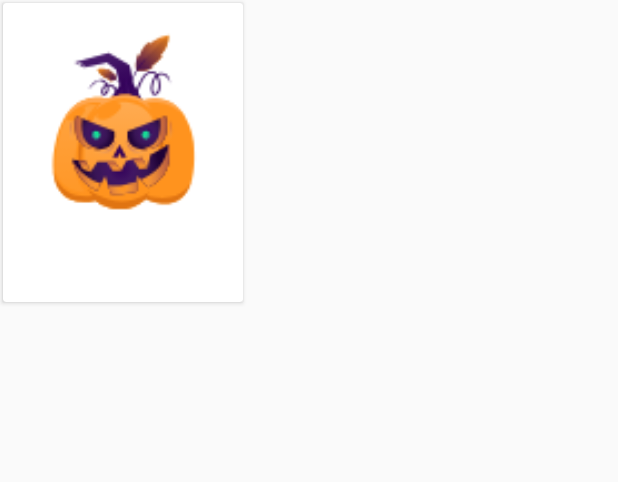
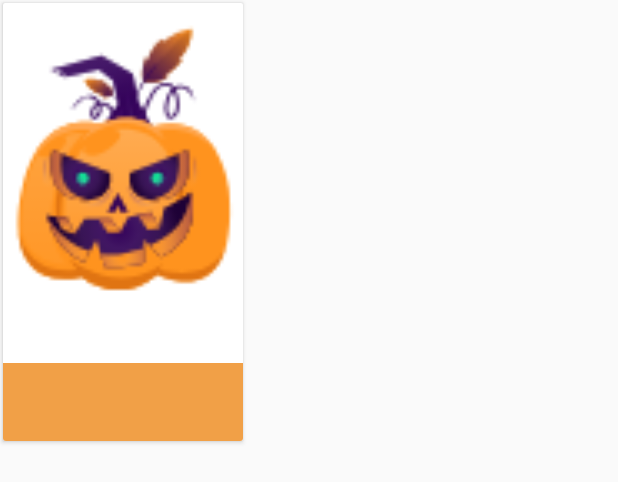
Before and after one commit to Paul0Cesar/DarkMovies, an Android app: the layout adapter_movie.xml on its own in the app's theme, with its tools: preview values and no code run, on a phone screen of 412 x 824 dp. Shown: the top 482 px of the screen. Run offline under Robolectric (Android 15) with nearby library versions, the phone set to English and light mode, and no system bars.

Commit message:
Infos Movies-Init

```diff
--- a/app/src/main/AndroidManifest.xml
+++ b/app/src/main/AndroidManifest.xml
@@ -25,6 +25,7 @@
         </activity>
 
         <activity android:name=".ui.main.MainActivity"></activity>
+        <activity android:name=".ui.infos.MovieInfosctivity"></activity>
     </application>
 
 </manifest>
--- a/app/src/main/java/com/pcdeveloper/darkmovies/data/AppDataManager.java
+++ b/app/src/main/java/com/pcdeveloper/darkmovies/data/AppDataManager.java
@@ -47,8 +47,5 @@ public class AppDataManager  implements DataManager {
         return mDbHelper.createMovieDao();
     }
 
-    @Override
-    public String getImageConfig() {
-        return "https://image.tmdb.org/t/p/w500/";
-    }
+
 }
--- a/app/src/main/java/com/pcdeveloper/darkmovies/data/DataManager.java
+++ b/app/src/main/java/com/pcdeveloper/darkmovies/data/DataManager.java
@@ -7,5 +7,4 @@ import com.pcdeveloper.darkmovies.data.prefs.PrefsHelper;
 public interface DataManager extends DbHelper, PrefsHelper, ApiHelper {
 
 
-    String getImageConfig();
 }
--- a/app/src/main/java/com/pcdeveloper/darkmovies/data/models/Movie.java
+++ b/app/src/main/java/com/pcdeveloper/darkmovies/data/models/Movie.java
@@ -1,5 +1,6 @@
 package com.pcdeveloper.darkmovies.data.models;
 
+import com.google.gson.Gson;
 import com.google.gson.annotations.SerializedName;
 
 import io.realm.RealmObject;
@@ -140,6 +141,10 @@ public class Movie  extends RealmObject {
         this.voteAverage = voteAverage;
     }
 
+    public String toJson(Movie e){
+        Gson j=new Gson();
+        return  j.toJson(e);
+    }
 
 
 }
--- a/app/src/main/java/com/pcdeveloper/darkmovies/data/network/AppApiHelper.java
+++ b/app/src/main/java/com/pcdeveloper/darkmovies/data/network/AppApiHelper.java
@@ -7,6 +7,7 @@ import com.pcdeveloper.darkmovies.data.db.DbHelper;
 import com.pcdeveloper.darkmovies.data.models.Movie;
 import com.pcdeveloper.darkmovies.data.models.PageMovie;
 import com.pcdeveloper.darkmovies.data.network.CallBack.CallBackto;
+import com.pcdeveloper.darkmovies.util.Constants;
 
 import javax.inject.Inject;
 
@@ -20,8 +21,8 @@ public class AppApiHelper implements  ApiHelper {
 
     private Context mContext;
     private Retrofit mRetrofit;
-    private String BASE_URL="http://api.themoviedb.org/3/";
-    private String API_KEY="299944006d221f95281489351f1c19fa";
+    private String BASE_URL= Constants.BASE_URL;
+    private String API_KEY=Constants.API_KEY;
     private ApiService mService;
     private DbHelper dbHelper;
 
--- a/app/src/main/java/com/pcdeveloper/darkmovies/di/ViewModelProviderFactory.java
+++ b/app/src/main/java/com/pcdeveloper/darkmovies/di/ViewModelProviderFactory.java
@@ -6,6 +6,8 @@ import androidx.lifecycle.ViewModelProvider;
 
 import com.pcdeveloper.darkmovies.data.DataManager;
 import com.pcdeveloper.darkmovies.ui.home.HomeViewModel;
+import com.pcdeveloper.darkmovies.ui.infos.MovieInfosViewModel;
+import com.pcdeveloper.darkmovies.ui.infos.MovieInfosctivity;
 import com.pcdeveloper.darkmovies.ui.main.MainActivity;
 import com.pcdeveloper.darkmovies.ui.main.MainViewModel;
 import com.pcdeveloper.darkmovies.ui.splash.SplashViewModel;
@@ -36,7 +38,10 @@ public class ViewModelProviderFactory extends ViewModelProvider.NewInstanceFacto
             return (T)new MainViewModel(dataManager);
         }else if(modelClass.isAssignableFrom(HomeViewModel.class)){
             return (T)new HomeViewModel(dataManager);
+        }else if(modelClass.isAssignableFrom(MovieInfosViewModel.class)){
+            return  (T) new MovieInfosViewModel(dataManager);
         }
+
         throw new IllegalArgumentException("Unknown ViewModel class: " + modelClass.getName());
     }
 }
--- a/app/src/main/java/com/pcdeveloper/darkmovies/di/builder/ActivityBuilder.java
+++ b/app/src/main/java/com/pcdeveloper/darkmovies/di/builder/ActivityBuilder.java
@@ -4,6 +4,7 @@ package com.pcdeveloper.darkmovies.di.builder;
 import com.pcdeveloper.darkmovies.di.module.FragmentModule;
 import com.pcdeveloper.darkmovies.ui.fav.FavoriteFragment;
 import com.pcdeveloper.darkmovies.ui.home.HomeFragment;
+import com.pcdeveloper.darkmovies.ui.infos.MovieInfosctivity;
 import com.pcdeveloper.darkmovies.ui.main.MainActivity;
 import com.pcdeveloper.darkmovies.ui.search.SearchFragment;
 import com.pcdeveloper.darkmovies.ui.splash.SplashActivity;
@@ -12,7 +13,7 @@ import dagger.Module;
 import dagger.android.ContributesAndroidInjector;
 
 /*Conceito Novo
-ActivityBuilder : criamos este módulo. Este é um módulo dado ao punhal.
+ActivityBuilder : criamos este módulo. Este é um módulo dado ao Dagger.
 Mapeamos todas as nossas atividades aqui.
 E Dagger conhece nossas atividades em tempo de compilação.
  */
@@ -25,4 +26,7 @@ public abstract class ActivityBuilder {
 
     @ContributesAndroidInjector(modules = {FragmentModule.class})
     abstract MainActivity bindMainActivity();
+
+    @ContributesAndroidInjector
+    abstract MovieInfosctivity bindMovieInfosctivity();
 }
--- a/app/src/main/java/com/pcdeveloper/darkmovies/di/module/UtilModule.java
+++ b/app/src/main/java/com/pcdeveloper/darkmovies/di/module/UtilModule.java
@@ -18,8 +18,8 @@ public class UtilModule {
 
 
     @Provides
-    MovieAdapter proviceMovieAdapter(AppDataManager dataManager){
-        return new MovieAdapter(dataManager);
+    MovieAdapter proviceMovieAdapter(){
+        return new MovieAdapter();
     }
 
     @Provides
--- a/app/src/main/res/layout/adapter_movie.xml
+++ b/app/src/main/res/layout/adapter_movie.xml
@@ -7,35 +7,50 @@
         <variable
             name="item"
             type="com.pcdeveloper.darkmovies.data.models.Movie" />
-        <variable
-            name="HFragment"
-            type="com.pcdeveloper.darkmovies.ui.home.HomeViewModel" />
     </data>
 
     <androidx.cardview.widget.CardView
-        android:layout_width="wrap_content"
+        android:id="@+id/cardViewAdapter"
+        android:layout_width="match_parent"
         android:layout_height="wrap_content"
         android:layout_margin="2dp"
-        android:onClick="@{()->HFragment.onClick(item)}">
+        app:cardBackgroundColor="@android:color/white"
+        tools:layout_width="160dp">
 
-        <LinearLayout
-            android:layout_width="wrap_content"
-            android:layout_height="wrap_content"
-            android:orientation="vertical">
+        <androidx.constraintlayout.widget.ConstraintLayout
+            android:layout_width="match_parent"
+            android:layout_height="wrap_content">
 
+            <!-- W (para restringir a largura) -->
             <ImageView
                 android:id="@+id/imageView"
-                android:layout_width="160dp"
-                android:layout_height="180dp"
+                android:layout_width="0dp"
+                android:layout_height="0dp"
+                android:scaleType="centerCrop"
+                app:layout_constraintDimensionRatio="W,3:2"
+                app:layout_constraintEnd_toEndOf="parent"
+                app:layout_constraintStart_toStartOf="parent"
+                app:layout_constraintTop_toTopOf="parent"
                 app:srcCompat="@mipmap/ic_launcher_round" />
 
             <TextView
                 android:id="@+id/textView"
-                android:layout_width="match_parent"
-                android:layout_height="wrap_content"
-                android:text="@{item.title}" />
+                android:layout_width="0dp"
+                android:layout_height="52dp"
+                android:background="@color/colorAccent"
+                android:gravity="center"
+                android:maxLines="2"
+                android:paddingStart="4dp"
+                android:paddingEnd="4dp"
+                android:text="@{item.title}"
+                android:textAppearance="@style/TextAppearance.AppCompat.Body1"
+                android:textColor="@android:color/white"
+                app:layout_constraintBottom_toBottomOf="parent"
+                app:layout_constraintEnd_toEndOf="parent"
+                app:layout_constraintStart_toStartOf="parent"
+                app:layout_constraintTop_toBottomOf="@id/imageView" />
 
-        </LinearLayout>
+        </androidx.constraintlayout.widget.ConstraintLayout>
 
     </androidx.cardview.widget.CardView>
 </layout>
```
Also changed, not shown: app/src/main/java/com/pcdeveloper/darkmovies/adapters/MovieAdapter.java (+24 -12 lines), app/src/main/java/com/pcdeveloper/darkmovies/data/db/dao/base/Dao.java (added, +15 -0 lines), app/src/main/java/com/pcdeveloper/darkmovies/ui/home/HomeFragment.java (+23 -2 lines), app/src/main/java/com/pcdeveloper/darkmovies/ui/home/HomeViewModel.java (+20 -5 lines), app/src/main/java/com/pcdeveloper/darkmovies/ui/infos/MovieInfosViewModel.java (added, +11 -0 lines), app/src/main/java/com/pcdeveloper/darkmovies/ui/infos/MovieInfosctivity.java (added, +54 -0 lines), app/src/main/java/com/pcdeveloper/darkmovies/util/Constants.java (added, +13 -0 lines), app/src/main/res/layout/activity_movie_infos.xml (added, +20 -0 lines).
